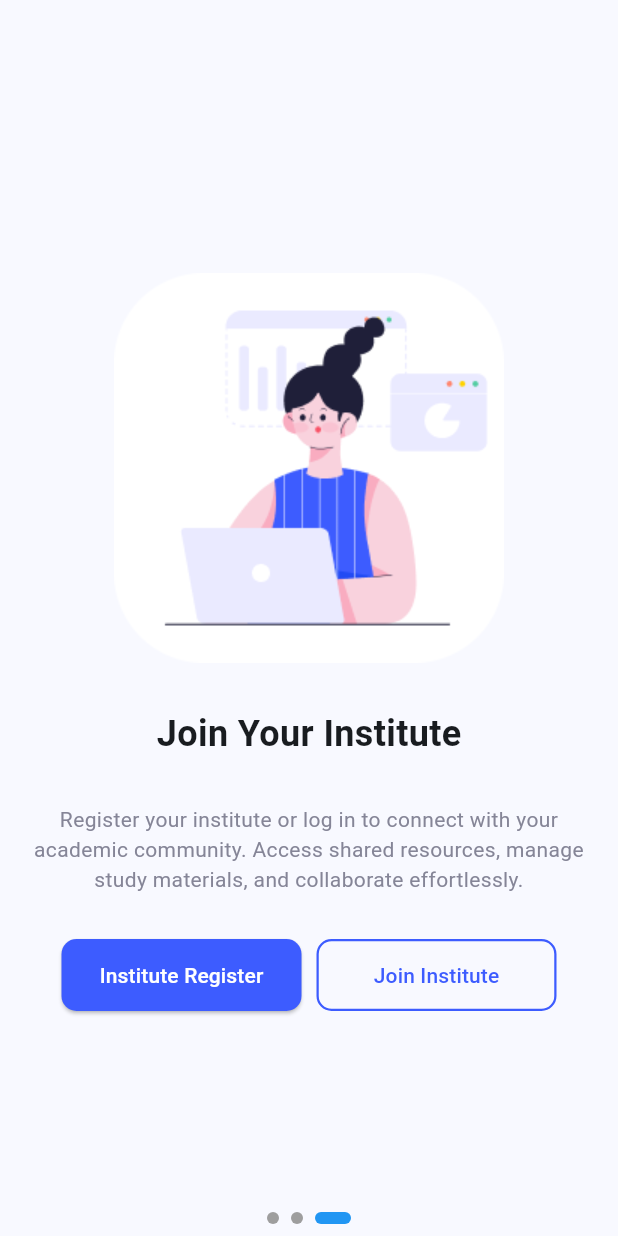
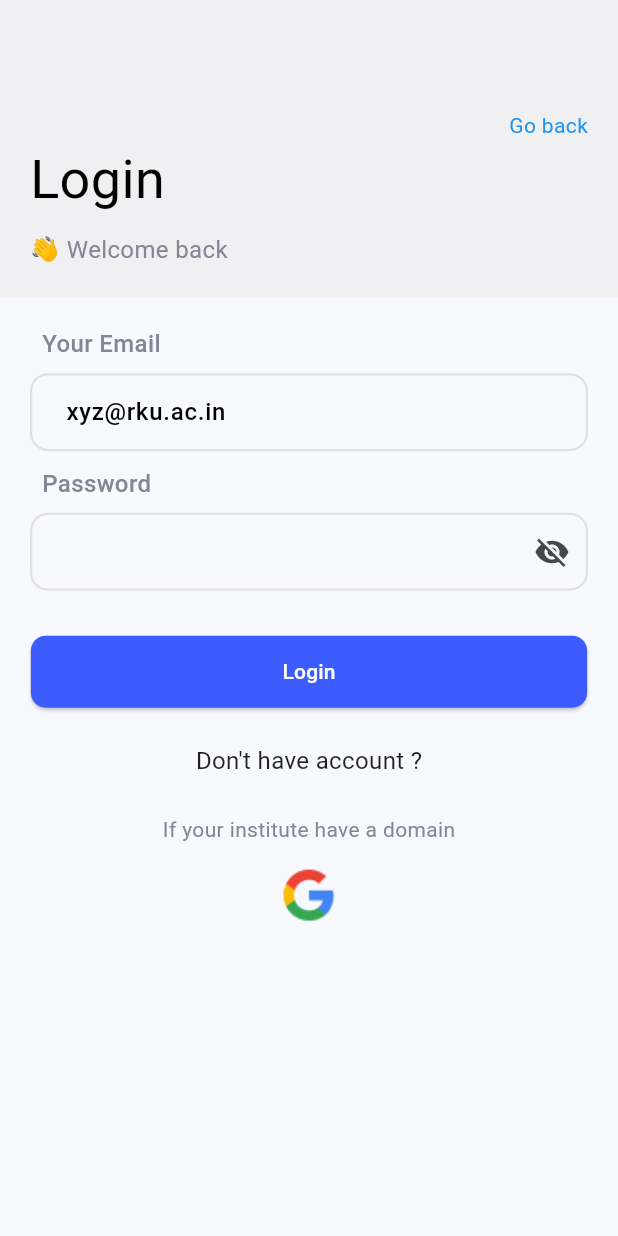
Before and after one commit to kishanchauhan01/StudyMate_app, a Flutter app: the screen it shows after launch, after a tap on "Skip", after a tap on "Join Institute", on a phone screen of 412 x 824 dp. Run offline on Flutter 3.47's test engine with Material 3 defaults, Android fonts, the phone set to English and light mode, and no system bars; drawn by our look-alikes of smooth_page_indicator; our stand-ins replace font_awesome_flutter, pin_code_fields.

Commit message:
add all auth pages

```diff
--- a/lib/core/common_widgets/app_button.dart
+++ b/lib/core/common_widgets/app_button.dart
@@ -3,7 +3,7 @@ import 'package:study_mate/core/theme/app_colors.dart'; // Make sure this path i
 
 class AppButton extends StatelessWidget {
   final String text;
-  final VoidCallback onPressed;
+  final VoidCallback ?onPressed;
   final bool isPrimary;
   final double? width; // <-- 1. ADD THE WIDTH PROPERTY
 
--- a/lib/core/common_widgets/custome_text_field.dart
+++ b/lib/core/common_widgets/custome_text_field.dart
@@ -1,7 +1,7 @@
 import 'package:flutter/material.dart';
 import 'package:study_mate/core/theme/app_colors.dart';
 
-class CustomeTextField extends StatelessWidget {
+class CustomeTextField extends StatefulWidget {
   final String lable;
   final String hintText;
   final TextEditingController controller;
@@ -18,6 +18,19 @@ class CustomeTextField extends StatelessWidget {
   });
 
   @override
+  State<CustomeTextField> createState() => _CustomeTextFieldState();
+}
+
+class _CustomeTextFieldState extends State<CustomeTextField> {
+  late bool _isObsecure;
+
+  @override
+  void initState() {
+    super.initState();
+    _isObsecure = widget.obsecureText;
+  }
+
+  @override
   Widget build(BuildContext context) {
     return Column(
       crossAxisAlignment: CrossAxisAlignment.start,
@@ -25,7 +38,7 @@ class CustomeTextField extends StatelessWidget {
         Padding(
           padding: const EdgeInsets.only(left: 8.0, bottom: 8.0),
           child: Text(
-            lable,
+            widget.lable,
             style: TextStyle(
               color: AppColors.txtGrey,
               fontSize: 16,
@@ -35,11 +48,12 @@ class CustomeTextField extends StatelessWidget {
         ),
 
         TextField(
-          controller: controller,
-          obscureText: obsecureText,
-          keyboardType: keyboardType,
+          controller: widget.controller,
+          obscureText: _isObsecure,
+          keyboardType: widget.keyboardType,
           decoration: InputDecoration(
-            hintText: hintText,
+            hintText: widget.hintText,
+            hintStyle: TextStyle(color: AppColors.txtBlack, fontWeight: FontWeight.w500),
             contentPadding: const EdgeInsets.symmetric(
               vertical: 14.0,
               horizontal: 20.0,
@@ -59,6 +73,18 @@ class CustomeTextField extends StatelessWidget {
                 width: 2.0,
               ),
             ),
+
+            suffixIcon: widget.obsecureText
+                ? IconButton(
+                    onPressed: () {
+                      _isObsecure = !_isObsecure;
+                      setState(() {});
+                    },
+                    icon: Icon(
+                      _isObsecure ? Icons.visibility_off : Icons.visibility,
+                    ),
+                  )
+                : null,
           ),
         ),
         SizedBox(height: 10),
--- a/lib/core/theme/app_colors.dart
+++ b/lib/core/theme/app_colors.dart
@@ -5,7 +5,12 @@ class AppColors {
   AppColors._();
 
   static const Color txtGrey = Color(0xFF858597);
+  static const Color txtBlack = Colors.black;
+
 
   static const Color btnIsPrimary = Color(0xff3D5CFF);
 
+  ///for login and signup page background
+  static const Color bgGrey = Color(0xffF0F0F2);
+
 }
--- /dev/null
+++ b/lib/features/auth/screens/login_screen.dart
@@ -0,0 +1,162 @@
+import 'package:flutter/material.dart';
+import 'package:flutter/services.dart';
+import 'package:study_mate/core/common_widgets/app_button.dart';
+import 'package:study_mate/core/common_widgets/custome_text_field.dart';
+import 'package:study_mate/core/theme/app_colors.dart';
+import 'package:study_mate/features/auth/screens/signup_screen.dart';
+
+class LoginScreen extends StatefulWidget {
+  const LoginScreen({super.key});
+
+  @override
+  State<LoginScreen> createState() => _LoginScreenState();
+}
+
+class _LoginScreenState extends State<LoginScreen> {
+  TextEditingController emailController = TextEditingController();
+  TextEditingController passwordController = TextEditingController();
+
+  @override
+  Widget build(BuildContext context) {
+    return Scaffold(
+      resizeToAvoidBottomInset: false,
+      body: SizedBox(
+        width: double.infinity,
+        child: Column(
+          children: [
+            Container(
+              width: double.infinity,
+              height: MediaQuery.of(context).size.height * 0.24,
+              decoration: BoxDecoration(color: AppColors.bgGrey),
+              child: Padding(
+                padding: const EdgeInsets.symmetric(
+                  horizontal: 20.0,
+                  vertical: 20.0,
+                ),
+                child: Column(
+                  mainAxisAlignment: MainAxisAlignment.end,
+                  crossAxisAlignment: CrossAxisAlignment.start,
+                  children: [
+                    Row(
+                      mainAxisAlignment: MainAxisAlignment.end,
+                      children: [
+                        GestureDetector(
+                          onTap: () => Navigator.pop(context),
+                          child: Text(
+                            "Go back",
+                            style: TextStyle(
+                              fontSize: 14.0,
+                              color: Colors.blue,
+                            ),
+                          ),
+                        ),
+                      ],
+                    ),
+
+                    const Text(
+                      "Login",
+                      style: TextStyle(
+                        color: AppColors.txtBlack,
+                        fontSize: 36.0,
+                      ),
+                    ),
+                    SizedBox(height: 10.0),
+                    const Text(
+                      "👋 Welcome back",
+                      style: TextStyle(
+                        color: AppColors.txtGrey,
+                        fontSize: 16.0,
+                      ),
+                    ),
+                  ],
+                ),
+              ),
+            ),
+
+            SizedBox(
+              width: double.infinity,
+              child: Padding(
+                padding: const EdgeInsets.all(20.0),
+                child: Column(
+                  children: [
+                    CustomeTextField(
+                      lable: "Your Email",
+                      hintText: "xyz@rku.ac.in",
+                      controller: emailController,
+                      obsecureText: false,
+                    ),
+
+                    CustomeTextField(
+                      lable: "Password",
+                      hintText: "",
+                      controller: passwordController,
+                      obsecureText: true,
+                    ),
+
+                    SizedBox(height: 20.0),
+
+                    AppButton(
+                      text: "Login",
+                      onPressed: () {},
+                      isPrimary: true,
+                      width: MediaQuery.of(context).size.width * 0.90,
+                    ),
+
+                    SizedBox(height: 16.0),
+
+                    Row(
+                      mainAxisAlignment: MainAxisAlignment.center,
+                      children: [
+                        InkWell(
+                          radius: 20.0,
+                          borderRadius: BorderRadius.circular(12),
+                          onTap: () {
+                            Navigator.push(
+                              context,
+                              MaterialPageRoute(
+                                builder: (context) => SignupScreen(),
+                              ),
+                            );
+                          },
+
+                          child: Padding(
+                            padding: const EdgeInsets.all(8.0),
+                            child: Text(
+                              "Don't have account ?",
+                              style: TextStyle(
+                                color: Colors.black87,
+                                fontSize: 16.0,
+                              ),
+                            ),
+                          ),
+                        ),
+                      ],
+                    ),
+
+                    SizedBox(height: 16.0),
+
+                    Text(
+                      "If your institute have a domain",
+                      style: TextStyle(color: AppColors.txtGrey),
+                    ),
+
+                    SizedBox(height: 10.0),
+                    InkWell(
+                      radius: 50.0,
+                      borderRadius: BorderRadius.circular(50.0),
+                      onTap: () {
+                        // To be implement
+                        // print("tap on google");
+                      },
+                      child: Image.asset("assets/images/auth/google_auth.png"),
+                    ),
+                  ],
+                ),
+              ),
+            ),
+          ],
+        ),
+      ),
+    );
+  }
+}
--- a/lib/features/welcome/screens/on_board_screen.dart
+++ b/lib/features/welcome/screens/on_board_screen.dart
@@ -3,6 +3,7 @@ import 'package:smooth_page_indicator/smooth_page_indicator.dart';
 import 'package:study_mate/core/common_widgets/app_button.dart';
 import 'package:study_mate/core/theme/app_colors.dart';
 import 'package:study_mate/features/auth/screens/institute_registration_screen.dart';
+import 'package:study_mate/features/auth/screens/login_screen.dart';
 
 class OnBoardScreen extends StatefulWidget {
   const OnBoardScreen({super.key});
@@ -151,7 +152,12 @@ class OnBoard extends StatelessWidget {
                   AppButton(
                     width: 160,
                     text: "Join Institute",
-                    onPressed: () {},
+                    onPressed: () {
+                      Navigator.push(
+                        context,
+                        MaterialPageRoute(builder: (context) => LoginScreen()),
+                      );
+                    },
                     isPrimary: false,
                   ),
                 ],
--- a/lib/main.dart
+++ b/lib/main.dart
@@ -3,6 +3,9 @@ import 'package:flutter/services.dart';
 import 'package:study_mate/widget_tree.dart';
 
 void main() {
+  // Ensure that Flutter bindings are initialized
+  WidgetsFlutterBinding.ensureInitialized();
+
   SystemChrome.setSystemUIOverlayStyle(
     //transparent mobile status bar
     const SystemUiOverlayStyle(
@@ -12,9 +15,12 @@ void main() {
     ),
   );
 
-  // Ensure that Flutter bindings are initialized
-  WidgetsFlutterBinding.ensureInitialized();
-  runApp(const Home());
+  SystemChrome.setPreferredOrientations([
+    DeviceOrientation.portraitUp,
+    DeviceOrientation.portraitDown,
+  ]).then((_) {
+    runApp(const Home());
+  });
 }
 
 class Home extends StatelessWidget {
--- a/pubspec.yaml
+++ b/pubspec.yaml
@@ -36,6 +36,8 @@ dependencies:
   cupertino_icons: ^1.0.8
   smooth_page_indicator: ^1.2.1
   easy_stepper: ^0.8.5+1
+  font_awesome_flutter: ^10.10.0
+  pin_code_fields: ^8.0.1
 
 dev_dependencies:
   flutter_test:
```
Also changed, not shown: lib/features/auth/screens/institute_admin_screen.dart (+48 -6 lines), lib/features/auth/screens/institute_registration_screen.dart (+8 -4 lines), lib/features/auth/screens/otp_verify_screen.dart (added, +92 -0 lines), lib/features/auth/screens/signup_screen.dart (added, +247 -0 lines), assets/images/auth/Progress_Bar_1.png (deleted), assets/images/auth/google_auth.png (added), pubspec.lock.
